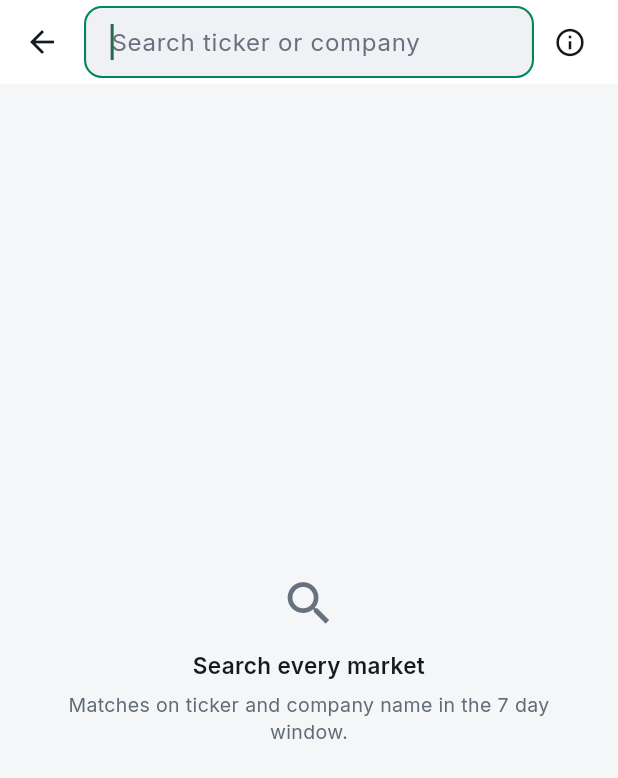
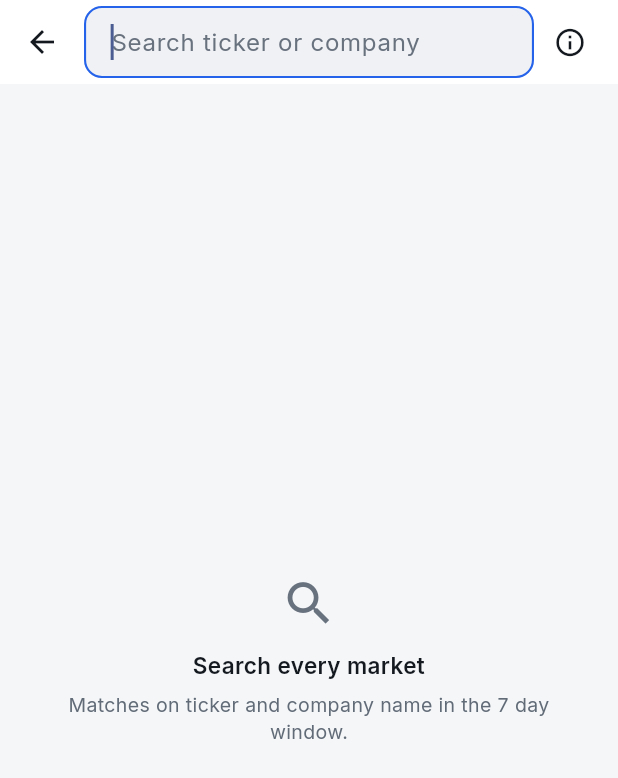
Before and after one commit to ryandam9/Screener, a Flutter app: the screen it shows after launch, after a tap on the "search" icon, on a phone screen of 412 x 824 dp. Shown: the top 778 px of the screen. Run offline on Flutter 3.47's test engine with Material 3 defaults, Android fonts, the phone set to English and light mode, and no system bars; our stand-ins replace flutter_local_notifications, shared_preferences, sqflite, sqflite_common_ffi; missing offline and left inert: workmanager; accounts and stored records are empty; network calls fail; statements that could not run were skipped.

Commit message:
Separate the interactive accent from the gain colour
The seed colour was the positive colour, so one green said both "this
is the page you are on" and "this instrument went up". A selected row
was tinted the same green as the +759.3% inside it.

Blue takes what means "you can act on this" or "this is where you
are": the selected rail item, the segmented control, tab indicators
and labels, the bottom-nav selection, links, filter badges, focus
rings, the selected row tint, progress indicators, and the Material
seed so ripples and text selection follow. Green is left meaning a
gain, and nothing else.

Status keeps green where green is a real outcome — databases current,
up to date, a screen cleared — as does the brand mark in the sidebar.

Measured rather than taken from the review: #2563EB is 5.17:1 on white
and 4.77 on the page, but 4.45 on the tint the review implies, so the
tint is #EDF3FE for 4.64. Dark uses #7CB4FB, 7.96 on a card.

Co-Authored-By: Claude Opus 5 <noreply@anthropic.com>
Claude-Session: https://claude.ai/code/session_011sk6VZQT14uionsaNPP52u

```diff
--- a/lib/theme/app_theme.dart
+++ b/lib/theme/app_theme.dart
@@ -11,6 +11,8 @@ const String kFontFamily = 'Inter';
 @immutable
 class ScreenerColors extends ThemeExtension<ScreenerColors> {
   const ScreenerColors({
+    required this.interactive,
+    required this.interactiveSurface,
     required this.positive,
     required this.positiveSurface,
     required this.negative,
@@ -30,6 +32,14 @@ class ScreenerColors extends ThemeExtension<ScreenerColors> {
     required this.divider,
     required this.chartGrid,
   });
+
+  /// Selection, focus, navigation and primary actions.
+  ///
+  /// Deliberately not [positive]. When one colour says both "this is the page
+  /// you are on" and "this instrument went up", a green sidebar item reads as
+  /// a gain and a green focus ring reads as a status.
+  final Color interactive;
+  final Color interactiveSurface;
 
   final Color positive;
   final Color positiveSurface;
@@ -76,6 +86,8 @@ class ScreenerColors extends ThemeExtension<ScreenerColors> {
       value >= 0 ? positiveSurface : negativeSurface;
 
   static const light = ScreenerColors(
+    interactive: Color(0xFF2563EB),
+    interactiveSurface: Color(0xFFEDF3FE),
     positive: Color(0xFF00875A),
     positiveSurface: Color(0xFFE3F6EC),
     negative: Color(0xFFC62828),
@@ -97,6 +109,8 @@ class ScreenerColors extends ThemeExtension<ScreenerColors> {
   );
 
   static const dark = ScreenerColors(
+    interactive: Color(0xFF7CB4FB),
+    interactiveSurface: Color(0xFF17233A),
     positive: Color(0xFF4ADE9B),
     positiveSurface: Color(0xFF10352A),
     negative: Color(0xFFF87171),
@@ -119,6 +133,8 @@ class ScreenerColors extends ThemeExtension<ScreenerColors> {
 
   @override
   ScreenerColors copyWith({
+    Color? interactive,
+    Color? interactiveSurface,
     Color? positive,
     Color? positiveSurface,
     Color? negative,
@@ -139,6 +155,8 @@ class ScreenerColors extends ThemeExtension<ScreenerColors> {
     Color? chartGrid,
   }) {
     return ScreenerColors(
+      interactive: interactive ?? this.interactive,
+      interactiveSurface: interactiveSurface ?? this.interactiveSurface,
       positive: positive ?? this.positive,
       positiveSurface: positiveSurface ?? this.positiveSurface,
       negative: negative ?? this.negative,
@@ -165,6 +183,8 @@ class ScreenerColors extends ThemeExtension<ScreenerColors> {
     if (other is! ScreenerColors) return this;
     Color mix(Color a, Color b) => Color.lerp(a, b, t)!;
     return ScreenerColors(
+      interactive: mix(interactive, other.interactive),
+      interactiveSurface: mix(interactiveSurface, other.interactiveSurface),
       positive: mix(positive, other.positive),
       positiveSurface: mix(positiveSurface, other.positiveSurface),
       negative: mix(negative, other.negative),
@@ -195,7 +215,9 @@ extension ScreenerColorsX on BuildContext {
 class AppTheme {
   const AppTheme._();
 
-  static const _seed = Color(0xFF00875A);
+  /// Material derives focus rings, ripples and text selection from this, so
+  /// it follows the interactive colour rather than the gain colour.
+  static const _seed = Color(0xFF2563EB);
   static const _radius = 14.0;
 
   static ThemeData light() => _build(Brightness.light, ScreenerColors.light);
@@ -285,9 +307,9 @@ class AppTheme {
         thickness: 1,
       ),
       tabBarTheme: TabBarThemeData(
-        labelColor: colors.positive,
+        labelColor: colors.interactive,
         unselectedLabelColor: colors.textSecondary,
-        indicatorColor: colors.positive,
+        indicatorColor: colors.interactive,
         indicatorSize: TabBarIndicatorSize.tab,
         dividerColor: colors.divider,
         labelStyle: const TextStyle(fontSize: 14, fontWeight: FontWeight.w600),
@@ -307,7 +329,7 @@ class AppTheme {
           (states) => IconThemeData(
             size: 22,
             color: states.contains(WidgetState.selected)
-                ? colors.positive
+                ? colors.interactive
                 : colors.textTertiary,
           ),
         ),
@@ -318,7 +340,7 @@ class AppTheme {
                 ? FontWeight.w600
                 : FontWeight.w500,
             color: states.contains(WidgetState.selected)
-                ? colors.positive
+                ? colors.interactive
                 : colors.textTertiary,
           ),
         ),
@@ -340,7 +362,7 @@ class AppTheme {
         ),
         focusedBorder: OutlineInputBorder(
           borderRadius: BorderRadius.circular(12),
-          borderSide: BorderSide(color: colors.positive, width: 1.4),
+          borderSide: BorderSide(color: colors.interactive, width: 1.4),
         ),
         hintStyle: TextStyle(color: colors.textTertiary),
       ),
@@ -360,7 +382,7 @@ class AppTheme {
         subtitleTextStyle: TextStyle(fontSize: 13, color: colors.textSecondary),
       ),
       progressIndicatorTheme: ProgressIndicatorThemeData(
-        color: colors.positive,
+        color: colors.interactive,
         linearTrackColor: colors.neutralSurface,
       ),
     );
--- a/lib/ui/desktop/widgets/desktop_cards.dart
+++ b/lib/ui/desktop/widgets/desktop_cards.dart
@@ -61,7 +61,7 @@ class DesktopPanel extends StatelessWidget {
                   TextButton(
                     onPressed: onAction,
                     style: TextButton.styleFrom(
-                      foregroundColor: colors.positive,
+                      foregroundColor: colors.interactive,
                       textStyle: const TextStyle(
                         fontSize: 12.5,
                         fontWeight: FontWeight.w600,
@@ -79,7 +79,6 @@ class DesktopPanel extends StatelessWidget {
     );
   }
 }
-
 
 /// Small rounded ticker label used in the desktop tables.
 class TickerChip extends StatelessWidget {
--- a/lib/ui/screens/dashboard_screen.dart
+++ b/lib/ui/screens/dashboard_screen.dart
@@ -195,7 +195,7 @@ class _DashboardScreenState extends State<DashboardScreen> {
                 ListTile(
                   title: Text('${window.longLabel} analysis'),
                   trailing: window == appState.selectedWindow
-                      ? Icon(Icons.check, color: context.colors.positive)
+                      ? Icon(Icons.check, color: context.colors.interactive)
                       : null,
                   onTap: () {
                     appState.selectWindow(window);
--- a/lib/ui/screens/history_screen.dart
+++ b/lib/ui/screens/history_screen.dart
@@ -392,7 +392,7 @@ class _TickerList extends StatelessWidget {
                   icon: Badge(
                     isLabelVisible: facets.isNotEmpty,
                     label: facets.isEmpty ? null : Text('${facets.length}'),
-                    backgroundColor: colors.positive,
+                    backgroundColor: colors.interactive,
                     child: const Icon(Icons.filter_list),
                   ),
                   onPressed: () async {
@@ -619,7 +619,7 @@ class _GoogleFinanceAction extends StatelessWidget {
         icon: const Icon(Icons.open_in_new, size: 18),
         label: Text('${ticker.ticker} on Google Finance'),
         style: FilledButton.styleFrom(
-          backgroundColor: context.colors.positive,
+          backgroundColor: context.colors.interactive,
           foregroundColor: Colors.white,
           padding: const EdgeInsets.symmetric(vertical: 14),
           shape: RoundedRectangleBorder(
--- a/lib/ui/screens/market_list_screen.dart
+++ b/lib/ui/screens/market_list_screen.dart
@@ -234,7 +234,7 @@ class _MarketListScreenState extends State<MarketListScreen>
                   _exchange != null ||
                   _categories.isNotEmpty ||
                   (_minPctChange ?? 0) > 0,
-              backgroundColor: colors.positive,
+              backgroundColor: colors.interactive,
               child: const Icon(Icons.filter_list),
             ),
             onPressed: database == null
@@ -415,7 +415,7 @@ class _MarketListScreenState extends State<MarketListScreen>
                   ListTile(
                     title: Text('${value.longLabel} analysis'),
                     trailing: value == window
-                        ? Icon(Icons.check, color: context.colors.positive)
+                        ? Icon(Icons.check, color: context.colors.interactive)
                         : null,
                     onTap: () {
                       setState(() => _window = value);
--- a/lib/ui/screens/more_screen.dart
+++ b/lib/ui/screens/more_screen.dart
@@ -136,7 +136,7 @@ class MoreScreen extends StatelessWidget {
                 ListTile(
                   leading: Icon(
                     Icons.description_outlined,
-                    color: colors.positive,
+                    color: colors.interactive,
                   ),
                   title: const Text('Runs and CSV export'),
                   subtitle: const Text(
@@ -153,7 +153,7 @@ class MoreScreen extends StatelessWidget {
                 ListTile(
                   leading: Icon(
                     Icons.candlestick_chart_outlined,
-                    color: colors.positive,
+                    color: colors.interactive,
                   ),
                   title: const Text('Price history'),
                   subtitle: const Text(
--- a/lib/ui/widgets/panels.dart
+++ b/lib/ui/widgets/panels.dart
@@ -51,7 +51,7 @@ class SectionHeader extends StatelessWidget {
             TextButton(
               onPressed: onAction,
               style: TextButton.styleFrom(
-                foregroundColor: colors.positive,
+                foregroundColor: colors.interactive,
                 textStyle: const TextStyle(
                   fontSize: 13,
                   fontWeight: FontWeight.w600,
@@ -425,10 +425,10 @@ class _PeriodPill extends StatelessWidget {
     return AnimatedContainer(
       duration: const Duration(milliseconds: 160),
       decoration: BoxDecoration(
-        color: selected ? colors.positive : colors.pageBackground,
+        color: selected ? colors.interactive : colors.pageBackground,
         borderRadius: BorderRadius.circular(20),
         border: Border.all(
-          color: selected ? colors.positive : colors.cardBorder,
+          color: selected ? colors.interactive : colors.cardBorder,
         ),
       ),
       clipBehavior: Clip.antiAlias,
--- a/lib/ui/widgets/watchlist_highlight.dart
+++ b/lib/ui/widgets/watchlist_highlight.dart
@@ -30,6 +30,6 @@ Color? starredRowColor(
   bool selected = false,
 }) {
   final colors = context.colors;
-  if (selected) return colors.positiveSurface;
+  if (selected) return colors.interactiveSurface;
   return isStarred(context, market, ticker) ? colors.starredSurface : null;
 }
```
Also changed, not shown: lib/ui/desktop/desktop_shell.dart (+4 -3 lines), lib/ui/screens/stock_detail_screen.dart (+4 -4 lines).
